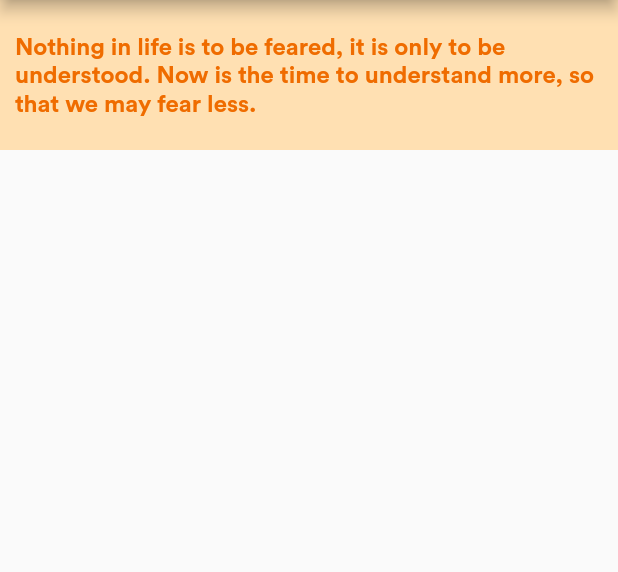
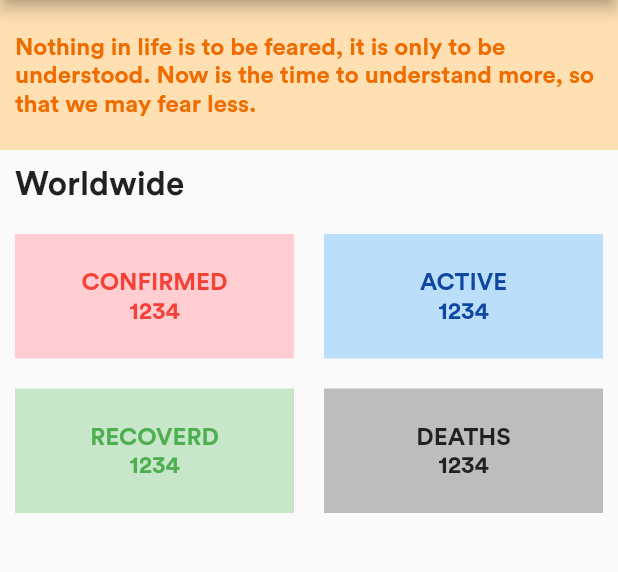
Before and after one commit to alMohamady/COVID19, a Flutter app: the screen it shows after launch, on a phone screen of 412 x 824 dp, the part 84-656 px from its top. Run offline on Flutter 3.47's test engine with Material 2 defaults, Android fonts, the phone set to English and light mode, and no system bars.

Commit message:
Add main Layout

```diff
--- a/lib/home_page.dart
+++ b/lib/home_page.dart
@@ -1,5 +1,8 @@
+import 'dart:convert';
 import 'package:covid19app/data_source.dart';
+import 'package:covid19app/panels/world_wide_panel.dart';
 import 'package:flutter/material.dart';
+import 'package:http/http.dart' as http;
 
 
 class HomePage extends StatefulWidget {
@@ -8,6 +11,16 @@ class HomePage extends StatefulWidget {
 }
 
 class _HomePageState extends State<HomePage> {
+
+  Map worldData;
+  fetchWorldWideData()async {
+    http.Response response = await http.get('https://corona.lmao.ninja/v2/all');
+    setState(() {
+      worldData = json.decode(response.body);
+    });
+  }
+
+
   @override
   Widget build(BuildContext context) {
     return Scaffold(
@@ -17,6 +30,7 @@ class _HomePageState extends State<HomePage> {
       ),
       body: SingleChildScrollView(
         child: Column(
+          crossAxisAlignment: CrossAxisAlignment.start,
           children: <Widget>[
             Container(
               height: 100,
@@ -31,7 +45,18 @@ class _HomePageState extends State<HomePage> {
                     fontSize: 16
                   )
               ),
-            )
+            ),
+            Padding(
+              padding: const EdgeInsets.symmetric(vertical: 10, horizontal: 10),
+              child: Text(
+                'Worldwide',
+                style: TextStyle(
+                  fontSize: 22,
+                  fontWeight: FontWeight.bold
+                ),
+              ),
+            ),
+            WorldWidePanel()
           ],
         ),
       ),
--- a/lib/panels/world_wide_panel.dart
+++ b/lib/panels/world_wide_panel.dart
@@ -3,6 +3,84 @@ import 'package:flutter/material.dart';
 class WorldWidePanel extends StatelessWidget {
   @override
   Widget build(BuildContext context) {
-    return Container();
+    return Container(
+      child: GridView(
+        shrinkWrap: true,
+        physics: NeverScrollableScrollPhysics(),
+        gridDelegate: SliverGridDelegateWithFixedCrossAxisCount(
+            crossAxisCount: 2,
+            childAspectRatio: 2
+        ),
+        children: <Widget>[
+          StatusPanel(
+            title: 'CONFIRMED',
+            panelColor: Colors.red[100],
+            textColor: Colors.red,
+            count: '1234',
+          ),
+          StatusPanel(
+            title: 'ACTIVE',
+            panelColor: Colors.blue[100],
+            textColor: Colors.blue[900],
+            count: '1234',
+          ),
+          StatusPanel(
+            title: 'RECOVERD',
+            panelColor: Colors.green[100],
+            textColor: Colors.green,
+            count: '1234',
+          ),
+          StatusPanel(
+            title: 'DEATHS',
+            panelColor: Colors.grey[400],
+            textColor: Colors.grey[900],
+            count: '1234',
+          ),
+        ],
+      ),
+    );
   }
 }
+
+class StatusPanel extends StatelessWidget {
+
+  final Color panelColor;
+  final Color textColor;
+  final String title;
+  final String count;
+
+  const StatusPanel({Key key, this.panelColor, this.textColor, this.title, this.count}) : super(key: key);@override
+
+
+  Widget build(BuildContext context) {
+    double width = MediaQuery
+        .of(context)
+        .size
+        .width;
+    return Container(
+      margin: EdgeInsets.all(10),
+      height: 80,
+      width: width / 2,
+      color: panelColor,
+      child: Column(
+        mainAxisAlignment: MainAxisAlignment.center ,
+        children: <Widget>[
+          Text(title,
+            style: TextStyle(
+                fontWeight: FontWeight.bold,
+                fontSize: 16,
+                color: textColor
+            ),
+          ),
+          Text(count,
+            style: TextStyle(
+                fontWeight: FontWeight.bold,
+                fontSize: 16,
+                color: textColor
+            ),
+          )
+        ],
+      ),
+    );
+  }
+}
```
